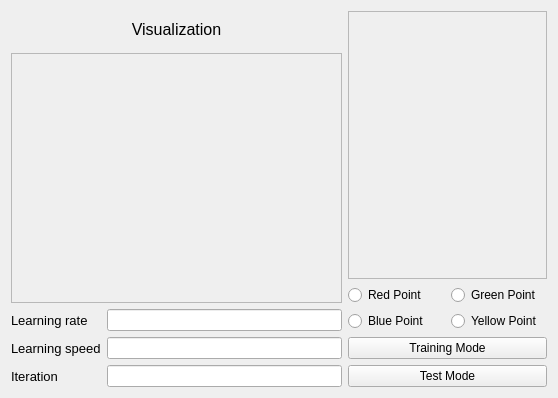
Qt form ui/main.ui (threezinedine/MachineLearningAlgorithmVisualization) before a commit.
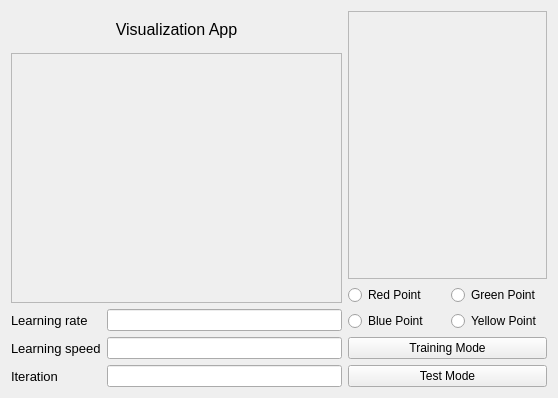
The same form after that commit.

Patch:
```diff
--- a/ui/main.ui
+++ b/ui/main.ui
@@ -26,7 +26,7 @@
           </font>
          </property>
          <property name="text">
-          <string>Visualization</string>
+          <string>Visualization App</string>
          </property>
          <property name="alignment">
           <set>Qt::AlignCenter</set>
```
Left out of the diff: 6 changed lines with no effect on the pictures.
